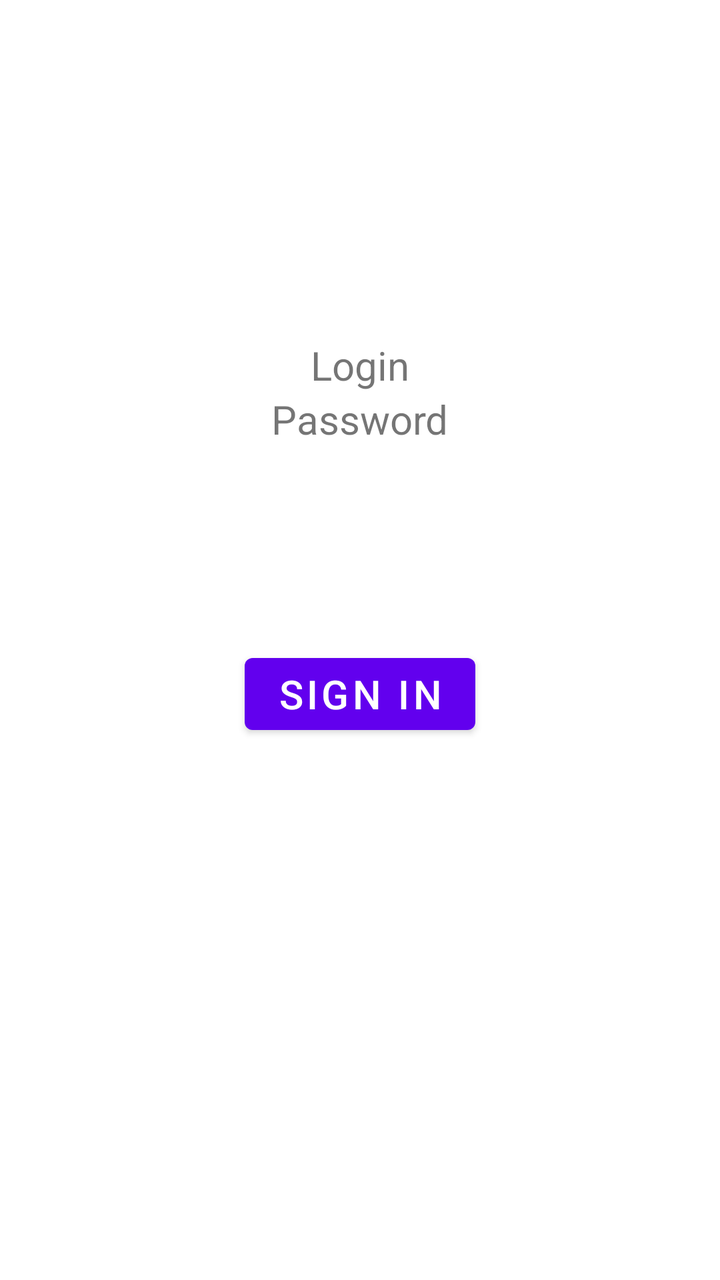
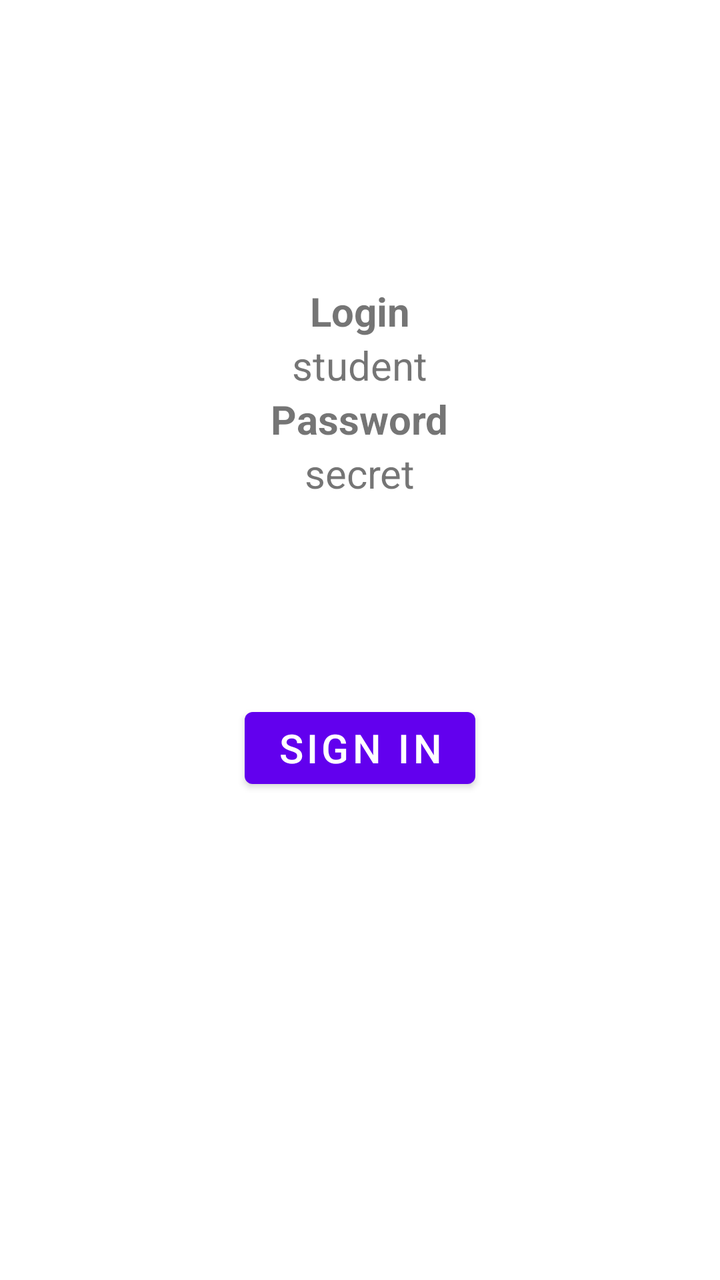

Screens rendered from an Android XML layout before and after an edit, with the pre-edit source and the edit as a unified diff.
<!-- AndroidManifest.xml: application theme AppTheme -->
<!-- res/layout/fragment_auth.xml -->
<?xml version="1.0" encoding="utf-8"?>
<androidx.constraintlayout.widget.ConstraintLayout
    xmlns:android="http://schemas.android.com/apk/res/android"
    android:layout_width="match_parent"
    android:layout_height="match_parent"
    >

    <LinearLayout
        android:layout_width="match_parent"
        android:layout_height="match_parent"
        android:gravity="center"
        android:orientation="vertical">

        <TextView
            android:id="@+id/login"
            android:layout_width="wrap_content"
            android:layout_height="wrap_content"
            android:text="@string/login"
            android:textSize="20sp"
             />

        <TextView
            android:id="@+id/password"
            android:layout_width="wrap_content"
            android:layout_height="wrap_content"
            android:text="@string/password"
            android:textSize="20sp"
             />

        <Button
            android:id="@+id/sign_in"
            android:layout_width="wrap_content"
            android:layout_height="wrap_content"
            android:layout_marginVertical="100dp"
            android:text="@string/signIn"
            android:textSize="20sp"
             />

    </LinearLayout>

</androidx.constraintlayout.widget.ConstraintLayout>
<!-- resources referenced by this layout -->
<resources>
  <string name="login">Login</string>
  <string name="password">Password</string>
  <string name="signIn">Sign in</string>
  <style name="AppTheme" parent="Theme.MaterialComponents.DayNight.DarkActionBar">
          
          <item name="colorPrimary">@color/colorPrimary</item>
          <item name="colorPrimaryDark">@color/colorPrimaryDark</item>
          <item name="colorAccent">@color/colorAccent</item>
      </style>
  <color name="colorPrimary">#6200EE</color>
  <color name="colorPrimaryDark">#3700B3</color>
  <color name="colorAccent">#03DAC5</color>
</resources>

<!-- the commit's change to res/layout/fragment_auth.xml (unified diff, before → after) -->
@@ -2,8 +2,7 @@
 <androidx.constraintlayout.widget.ConstraintLayout
     xmlns:android="http://schemas.android.com/apk/res/android"
     android:layout_width="match_parent"
-    android:layout_height="match_parent"
-    >
+    android:layout_height="match_parent">
 
     <LinearLayout
         android:layout_width="match_parent"
@@ -17,7 +16,16 @@
             android:layout_height="wrap_content"
             android:text="@string/login"
             android:textSize="20sp"
+            android:textStyle="bold"
              />
+
+        <TextView
+            android:id="@+id/loginInput"
+            android:layout_width="wrap_content"
+            android:layout_height="wrap_content"
+            android:text="@string/student"
+            android:textSize="20sp"
+            />
 
         <TextView
             android:id="@+id/password"
@@ -25,7 +33,15 @@
             android:layout_height="wrap_content"
             android:text="@string/password"
             android:textSize="20sp"
+            android:textStyle="bold"
              />
+        <TextView
+            android:id="@+id/passwordInput"
+            android:layout_width="wrap_content"
+            android:layout_height="wrap_content"
+            android:text="@string/secret"
+            android:textSize="20sp"
+            />
 
         <Button
             android:id="@+id/sign_in"
<!-- resource entries referenced after the edit -->
@@ -2,7 +2,9 @@
 <resources>
   <string name="login">Login</string>
   <string name="password">Password</string>
+  <string name="secret" translatable="false">secret</string>
   <string name="signIn">Sign in</string>
+  <string name="student" translatable="false">student</string>
   <style name="AppTheme" parent="Theme.MaterialComponents.DayNight.DarkActionBar">
           
           <item name="colorPrimary">@color/colorPrimary</item>
